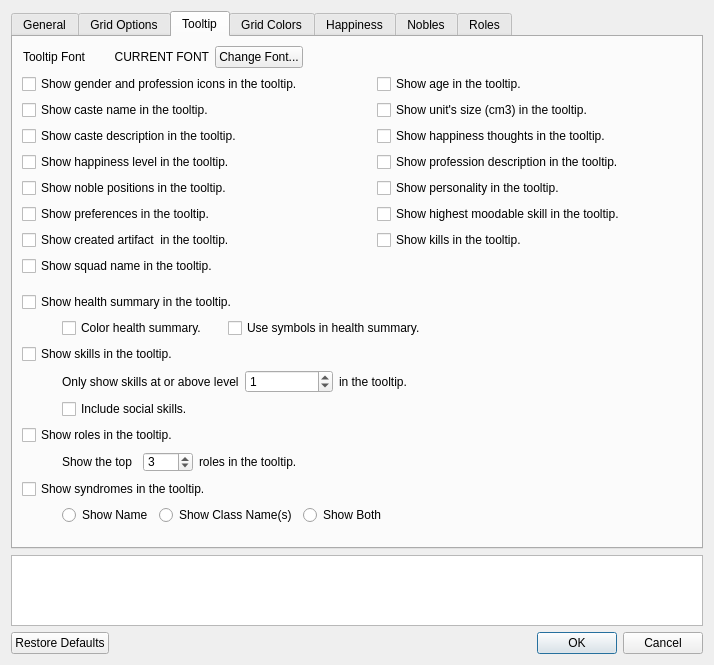
Old version of the form ui/optionsmenu.ui in the repository Dwarf-Therapist/Dwarf-Therapist.
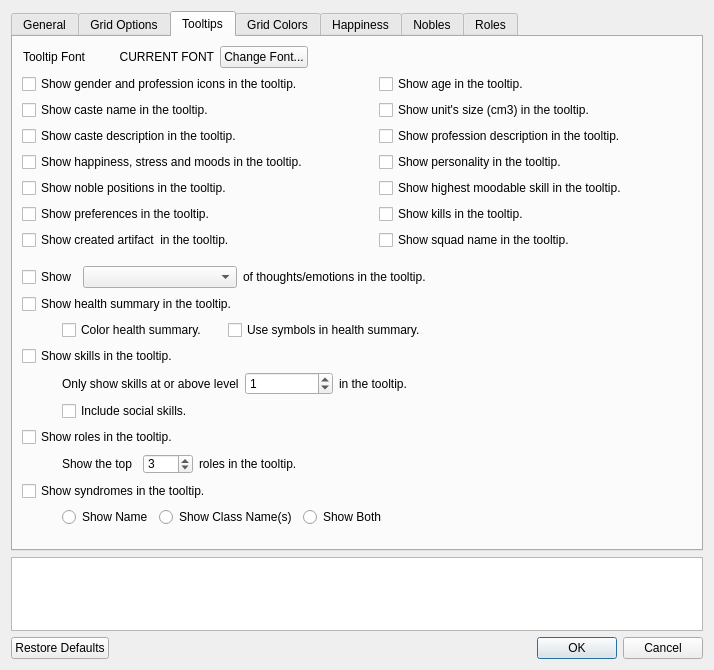
New version of the form. The open tabs and pages were chosen to show the change. Icons and pictures are not drawn.

Commit message:
display moods
- changed the behaviour to continue to show units that have gone insane,
but lock the labors from editing
- show strange moods name/descriptions
- show insanity/happiness mood icon/name/descriptions when/where
applicable
- added combobox to select how many weeks/months of thoughts/emotions to
show in the tooltips
- fixed label gradients applying to text on the dwarf details

Patch:
```diff
--- a/ui/optionsmenu.ui
+++ b/ui/optionsmenu.ui
@@ -10,7 +10,7 @@
     <x>0</x>
     <y>0</y>
     <width>714</width>
-    <height>665</height>
+    <height>670</height>
    </rect>
   </property>
   <property name="windowTitle">
@@ -1008,47 +1008,11 @@
         <normaloff>:/img/balloon-box.png</normaloff>:/img/balloon-box.png</iconset>
       </attribute>
       <attribute name="title">
-       <string>Tooltip</string>
+       <string>Tooltips</string>
       </attribute>
       <layout class="QVBoxLayout" name="verticalLayout_4">
        <item>
         <layout class="QGridLayout" name="gridLayout">
-         <item row="4" column="2">
-          <widget class="QCheckBox" name="chk_show_prof">
-           <property name="statusTip">
-            <string>When checked, shows a description of the dwarf's profession.</string>
-           </property>
-           <property name="whatsThis">
-            <string>When checked, shows a description of the dwarf's profession.</string>
-           </property>
-           <property name="text">
-            <string>Show profession description in the tooltip.</string>
-           </property>
-          </widget>
-         </item>
-         <item row="5" column="2">
-          <widget class="QCheckBox" name="chk_show_traits">
-           <property name="statusTip">
-            <string>When checked shows the personality traits, goals and personal beliefs.</string>
-           </property>
-           <property name="whatsThis">
-            <string>When checked shows the personality traits, goals and personal beliefs.</string>
-           </property>
-           <property name="text">
-            <string>Show personality in the tooltip.</string>
-           </property>
-          </widget>
-         </item>
-         <item row="6" column="2">
-          <widget class="QCheckBox" name="chk_show_highest_mood">
-           <property name="statusTip">
-            <string>When checked, shows the highest moodable skill in the tooltip.</string>
-           </property>
-           <property name="text">
-            <string>Show highest moodable skill in the tooltip.</string>
-           </property>
-          </widget>
-         </item>
          <item row="1" column="0">
           <widget class="QCheckBox" name="chk_show_icons">
            <property name="statusTip">
@@ -1095,29 +1059,6 @@
            </property>
           </widget>
          </item>
-         <item row="3" column="2">
-          <widget class="QCheckBox" name="chk_show_thoughts">
-           <property name="toolTip">
-            <string>When checked, shows stress, emotions and their circumstances.</string>
-           </property>
-           <property name="statusTip">
-            <string>When checked, shows stress, emotions and their circumstances.</string>
-           </property>
-           <property name="text">
-            <string>Show happiness thoughts in the tooltip.</string>
-           </property>
-          </widget>
-         </item>
-         <item row="8" column="0">
-          <widget class="QCheckBox" name="chk_show_squad">
-           <property name="statusTip">
-            <string>When checked, shows the squad name in the tooltip.</string>
-           </property>
-           <property name="text">
-            <string>Show squad name in the tooltip.</string>
-           </property>
-          </widget>
-         </item>
          <item row="6" column="0">
           <widget class="QCheckBox" name="chk_show_prefs">
            <property name="statusTip">
@@ -1144,22 +1085,6 @@
            </property>
           </widget>
          </item>
-         <item row="7" column="2">
-          <widget class="QCheckBox" name="chk_show_kills">
-           <property name="toolTip">
-            <string/>
-           </property>
-           <property name="statusTip">
-            <string>When checked, shows the notable and other kills in the toolip.</string>
-           </property>
-           <property name="whatsThis">
-            <string/>
-           </property>
-           <property name="text">
-            <string>Show kills in the tooltip.</string>
-           </property>
-          </widget>
-         </item>
          <item row="4" column="0">
           <widget class="QCheckBox" name="chk_show_happiness">
            <property name="statusTip">
@@ -1169,7 +1094,7 @@
             <string>When checked shows the happiness description and raw level.</string>
            </property>
            <property name="text">
-            <string>Show happiness level in the tooltip.</string>
+            <string>Show happiness, stress and moods in the tooltip.</string>
            </property>
           </widget>
          </item>
@@ -1286,6 +1211,68 @@
            </property>
           </spacer>
          </item>
+         <item row="3" column="2">
+          <widget class="QCheckBox" name="chk_show_prof">
+           <property name="statusTip">
+            <string>When checked, shows a description of the dwarf's profession.</string>
+           </property>
+           <property name="whatsThis">
+            <string>When checked, shows a description of the dwarf's profession.</string>
+           </property>
+           <property name="text">
+            <string>Show profession description in the tooltip.</string>
+           </property>
+          </widget>
+         </item>
+         <item row="4" column="2">
+          <widget class="QCheckBox" name="chk_show_traits">
+           <property name="statusTip">
+            <string>When checked shows the personality traits, goals and personal beliefs.</string>
+           </property>
+           <property name="whatsThis">
+            <string>When checked shows the personality traits, goals and personal beliefs.</string>
+           </property>
+           <property name="text">
+            <string>Show personality in the tooltip.</string>
+           </property>
+          </widget>
+         </item>
+         <item row="5" column="2">
+          <widget class="QCheckBox" name="chk_show_highest_mood">
+           <property name="statusTip">
+            <string>When checked, shows the highest moodable skill in the tooltip.</string>
+           </property>
+           <property name="text">
+            <string>Show highest moodable skill in the tooltip.</string>
+           </property>
+          </widget>
+         </item>
+         <item row="6" column="2">
+          <widget class="QCheckBox" name="chk_show_kills">
+           <property name="toolTip">
+            <string/>
+           </property>
+           <property name="statusTip">
+            <string>When checked, shows the notable and other kills in the toolip.</string>
+           </property>
+           <property name="whatsThis">
+            <string/>
+           </property>
+           <property name="text">
+            <string>Show kills in the tooltip.</string>
+           </property>
+          </widget>
+         </item>
+         <item row="7" column="2">
+          <widget class="QCheckBox" name="chk_show_squad">
+           <property name="statusTip">
+            <string>When checked, shows the squad name in the tooltip.</string>
+           </property>
+           <property name="text">
+            <string>Show squad name in the tooltip.</string>
+           </property>
+          </widget>
+         </item>
         </layout>
        </item>
        <item>
@@ -1306,106 +1293,7 @@
        </item>
        <item>
         <layout class="QGridLayout" name="gridLayout_3">
-         <item row="0" column="0">
-          <widget class="QCheckBox" name="chk_show_health">
-           <property name="statusTip">
-            <string>When checked, shows a brief summary of health issues in the tooltip.</string>
-           </property>
-           <property name="text">
-            <string>Show health summary in the tooltip.</string>
-           </property>
-          </widget>
-         </item>
-         <item row="2" column="0">
-          <widget class="QCheckBox" name="chk_show_skills">
-           <property name="statusTip">
-            <string>When checked shows a list of skills, limited by the option below.</string>
-           </property>
-           <property name="whatsThis">
-            <string>When checked shows a list of skills, limited by the option below.</string>
-           </property>
-           <property name="text">
-            <string>Show skills in the tooltip.</string>
-           </property>
-          </widget>
-         </item>
-         <item row="5" column="0">
-          <widget class="QCheckBox" name="chk_show_roles">
-           <property name="statusTip">
-            <string extracomment="When checked shows a list of roles and their respective ratings.">When checked shows a list of roles and their respective ratings.</string>
-           </property>
-           <property name="text">
-            <string>Show roles in the tooltip.</string>
-           </property>
-          </widget>
-         </item>
-         <item row="7" column="0">
-          <widget class="QCheckBox" name="chk_show_buffs">
-           <property name="toolTip">
-            <string>When checked, shows the names of beneficial and negative syndromes in the tooltip.</string>
-           </property>
-           <property name="statusTip">
-            <string>When checked, shows the names of beneficial and negative syndromes in the tooltip.</string>
-           </property>
-           <property name="text">
-            <string>Show syndromes in the tooltip.</string>
-           </property>
-          </widget>
-         </item>
-         <item row="1" column="1">
-          <spacer name="horizontalSpacer_2">
-           <property name="orientation">
-            <enum>Qt::Horizontal</enum>
-           </property>
-           <property name="sizeHint" stdset="0">
-            <size>
-             <width>40</width>
-             <height>20</height>
-            </size>
-           </property>
-          </spacer>
-         </item>
-         <item row="1" column="0">
-          <layout class="QHBoxLayout" name="horizontalLayout_20">
-           <item>
-            <spacer name="horizontalSpacer_3">
-             <property name="orientation">
-              <enum>Qt::Horizontal</enum>
-             </property>
-             <property name="sizeType">
-              <enum>QSizePolicy::Fixed</enum>
-             </property>
-             <property name="sizeHint" stdset="0">
-              <size>
-               <width>40</width>
-               <height>20</height>
-              </size>
-             </property>
-            </spacer>
-           </item>
-           <item>
-            <widget class="QCheckBox" name="chk_health_colors">
-             <property name="statusTip">
-              <string>When checked, the health summary in the tooltip will be colored.</string>
-             </property>
-             <property name="text">
-              <string>Color health summary.</string>
-             </property>
-            </widget>
-           </item>
-           <item>
-            <widget class="QCheckBox" name="chk_health_symbols">
-             <property name="statusTip">
-              <string>When checked, the health summary will be displayed in symbols, rather than a descriptive name. ie. A+ instead of Artery Torn.</string>
-             </property>
-             <property name="text">
-              <string>Use symbols in health summary.</string>
-             </property>
-            </widget>
-           </item>
-          </layout>
-         </item>
-         <item row="3" column="0">
+         <item row="4" column="0">
           <layout class="QHBoxLayout" name="horizontalLayout_16">
            <item>
             <spacer name="horizontalSpacer_5">
@@ -1461,10 +1349,10 @@
            </item>
           </layout>
          </item>
-         <item row="8" column="0">
-          <layout class="QHBoxLayout" name="horizontalLayout_21">
+         <item row="2" column="0">
+          <layout class="QHBoxLayout" name="horizontalLayout_20">
            <item>
-            <spacer name="horizontalSpacer_8">
+            <spacer name="horizontalSpacer_3">
              <property name="orientation">
               <enum>Qt::Horizontal</enum>
              </property>
@@ -1480,40 +1368,37 @@
             </spacer>
            </item>
            <item>
-            <widget class="QRadioButton" name="rad_syn_names">
+            <widget class="QCheckBox" name="chk_health_colors">
              <property name="statusTip">
               <string>Show only the syndrome names. If a syndrome doesn't have a name, the class name will be used instead.</string>
              </property>
              <property name="text">
-              <string>Show Name</string>
+              <string>Color health summary.</string>
              </property>
             </widget>
            </item>
            <item>
-            <widget class="QRadioButton" name="rad_syn_classes">
+            <widget class="QCheckBox" name="chk_health_symbols">
              <property name="statusTip">
               <string>Show the syndrome's class name(s). This is particularly useful with mods that don't have uniquely named syndromes.</string>
              </property>
              <property name="text">
-              <string>Show Class Name(s)</string>
+              <string>Use symbols in health summary.</string>
              </property>
             </widget>
            </item>
+          </layout>
+         </item>
+         <item row="5" column="0">
+          <layout class="QHBoxLayout" name="horizontalLayout_4">
            <item>
-            <widget class="QRadioButton" name="rad_syn_both">
-             <property name="statusTip">
-              <string>Show both the syndrome name, and any class names.</string>
-             </property>
-             <property name="text">
-              <string>Show Both</string>
-             </property>
-            </widget>
-           </item>
-           <item>
-            <spacer name="horizontalSpacer_23">
+            <spacer name="horizontalSpacer_6">
              <property name="orientation">
               <enum>Qt::Horizontal</enum>
              </property>
+             <property name="sizeType">
+              <enum>QSizePolicy::Fixed</enum>
+             </property>
              <property name="sizeHint" stdset="0">
               <size>
                <width>40</width>
@@ -1522,9 +1407,19 @@
              </property>
             </spacer>
            </item>
+           <item>
+            <widget class="QCheckBox" name="chk_show_social_skills">
+             <property name="statusTip">
+              <string>When checked, includes conversational skills ( ?? ) in the tooltip's skill list.</string>
+             </property>
+             <property name="text">
+              <string>Include social skills.</string>
+             </property>
+            </widget>
+           </item>
           </layout>
          </item>
-         <item row="6" column="0">
+         <item row="7" column="0">
           <layout class="QHBoxLayout" name="horizontalLayout_10">
            <item>
             <spacer name="horizontalSpacer_7">
@@ -1605,10 +1500,69 @@
            </item>
           </layout>
          </item>
-         <item row="4" column="0">
-          <layout class="QHBoxLayout" name="horizontalLayout_4">
+         <item row="6" column="0">
+          <widget class="QCheckBox" name="chk_show_roles">
+           <property name="statusTip">
+            <string extracomment="When checked shows a list of roles and their respective ratings.">When checked shows a list of roles and their respective ratings.</string>
+           </property>
+           <property name="text">
+            <string>Show roles in the tooltip.</string>
+           </property>
+          </widget>
+         </item>
+         <item row="3" column="0">
+          <widget class="QCheckBox" name="chk_show_skills">
+           <property name="statusTip">
+            <string>When checked shows a list of skills, limited by the option below.</string>
+           </property>
+           <property name="whatsThis">
+            <string>When checked shows a list of skills, limited by the option below.</string>
+           </property>
+           <property name="text">
+            <string>Show skills in the tooltip.</string>
+           </property>
+          </widget>
+         </item>
+         <item row="8" column="0">
+          <widget class="QCheckBox" name="chk_show_buffs">
+           <property name="toolTip">
+            <string>When checked, shows the names of beneficial and negative syndromes in the tooltip.</string>
+           </property>
+           <property name="statusTip">
+            <string>When checked, shows the names of beneficial and negative syndromes in the tooltip.</string>
+           </property>
+           <property name="text">
+            <string>Show syndromes in the tooltip.</string>
+           </property>
+          </widget>
+         </item>
+         <item row="2" column="1">
+          <spacer name="horizontalSpacer_2">
+           <property name="orientation">
+            <enum>Qt::Horizontal</enum>
+           </property>
+           <property name="sizeHint" stdset="0">
+            <size>
+             <width>40</width>
+             <height>20</height>
+            </size>
+           </property>
+          </spacer>
+         </item>
+         <item row="1" column="0">
+          <widget class="QCheckBox" name="chk_show_health">
+           <property name="statusTip">
+            <string>When checked, shows a brief summary of health issues in the tooltip.</string>
+           </property>
+           <property name="text">
+            <string>Show health summary in the tooltip.</string>
+           </property>
+          </widget>
+         </item>
+         <item row="9" column="0">
+          <layout class="QHBoxLayout" name="horizontalLayout_21">
            <item>
-            <spacer name="horizontalSpacer_6">
+            <spacer name="horizontalSpacer_8">
              <property name="orientation">
               <enum>Qt::Horizontal</enum>
              </property>
@@ -1624,12 +1578,82 @@
             </spacer>
            </item>
            <item>
-            <widget class="QCheckBox" name="chk_show_social_skills">
+            <widget class="QRadioButton" name="rad_syn_names">
              <property name="statusTip">
               <string>When checked, includes conversational skills ( ?? ) in the tooltip's skill list.</string>
              </property>
              <property name="text">
-              <string>Include social skills.</string>
+              <string>Show Name</string>
+             </property>
+            </widget>
+           </item>
+           <item>
+            <widget class="QRadioButton" name="rad_syn_classes">
+             <property name="statusTip">
+              <string>Show the syndrome's class name(s). This is particularly useful with mods that don't have uniquely named syndromes.</string>
+             </property>
+             <property name="text">
+              <string>Show Class Name(s)</string>
+             </property>
+            </widget>
+           </item>
+           <item>
+            <widget class="QRadioButton" name="rad_syn_both">
+             <property name="statusTip">
+              <string>Show both the syndrome name, and any class names.</string>
+             </property>
+             <property name="text">
+              <string>Show Both</string>
+             </property>
+            </widget>
+           </item>
+           <item>
+            <spacer name="horizontalSpacer_23">
+             <property name="orientation">
+              <enum>Qt::Horizontal</enum>
+             </property>
+             <property name="sizeHint" stdset="0">
+              <size>
+               <width>40</width>
+               <height>20</height>
+              </size>
+             </property>
+            </spacer>
+           </item>
+          </layout>
+         </item>
+         <item row="0" column="0">
+          <layout class="QHBoxLayout" name="horizontalLayout_9">
+           <item>
+            <widget class="QCheckBox" name="chk_show_thoughts">
+             <property name="toolTip">
+              <string>When checked, shows stress, emotions and their circumstances.</string>
+             </property>
+             <property name="statusTip">
+              <string>When checked, shows stress, emotions and their circumstances.</string>
+             </property>
+             <property name="text">
+              <string>Show</string>
+             </property>
+            </widget>
+           </item>
+           <item>
+            <widget class="QComboBox" name="cb_thought_weeks">
+             <property name="sizePolicy">
+              <sizepolicy hsizetype="Expanding" vsizetype="Fixed">
+               <horstretch>0</horstretch>
+               <verstretch>0</verstretch>
+              </sizepolicy>
+             </property>
+             <property name="statusTip">
+              <string>The 'all' option splits all thoughts/emotions into the last week, and previous.</string>
+             </property>
+            </widget>
+           </item>
+           <item>
+            <widget class="QLabel" name="lbl_thoughts_weeks">
+             <property name="text">
+              <string>of thoughts/emotions in the tooltip.</string>
              </property>
             </widget>
            </item>
```
Left out of the diff: 10 changed lines with no effect on the pictures. The commit also changes 25 other files.
